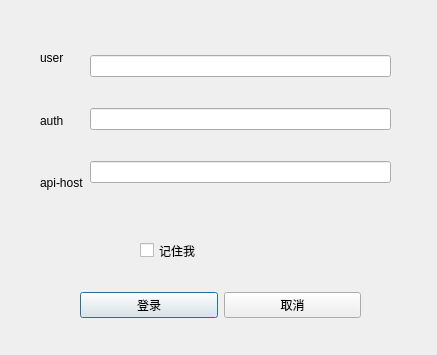
Before: the Qt Designer form login.ui in i-curve/filesystem-client, drawn with Qt 5.
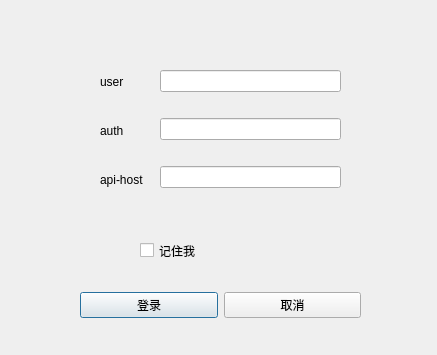
After: the same form once the commit is applied.

Commit message:
feat: 调整窗口样式 (#2)
close #2

What changed in the file:
```diff
--- a/login.ui
+++ b/login.ui
@@ -55,14 +55,33 @@
   <widget class="QWidget" name="">
    <property name="geometry">
     <rect>
-     <x>40</x>
-     <y>30</y>
-     <width>351</width>
-     <height>181</height>
+     <x>160</x>
+     <y>50</y>
+     <width>181</width>
+     <height>161</height>
     </rect>
    </property>
-   <layout class="QHBoxLayout" name="horizontalLayout_2">
+   <layout class="QVBoxLayout" name="verticalLayout_2">
     <item>
+     <widget class="QLineEdit" name="lineEdit"/>
+    </item>
+    <item>
+     <widget class="QLineEdit" name="lineEdit_2"/>
+    </item>
+    <item>
+     <widget class="QLineEdit" name="lineEdit_3"/>
+    </item>
+   </layout>
+  </widget>
+  <widget class="QWidget" name="">
+   <property name="geometry">
+    <rect>
+     <x>100</x>
+     <y>60</y>
+     <width>61</width>
+     <height>141</height>
+    </rect>
+   </property>
      <layout class="QVBoxLayout" name="verticalLayout">
       <item>
        <widget class="QLabel" name="label">
@@ -84,21 +103,6 @@
          <string>api-host</string>
         </property>
        </widget>
-      </item>
-     </layout>
-    </item>
-    <item>
-     <layout class="QVBoxLayout" name="verticalLayout_2">
-      <item>
-       <widget class="QLineEdit" name="lineEdit"/>
-      </item>
-      <item>
-       <widget class="QLineEdit" name="lineEdit_2"/>
-      </item>
-      <item>
-       <widget class="QLineEdit" name="lineEdit_3"/>
-      </item>
-     </layout>
     </item>
    </layout>
   </widget>
```
Left out of the diff: 2 changed lines with no effect on the pictures. Lines whose indentation alone changed are shown as unchanged. The commit also changes 2 other files.
